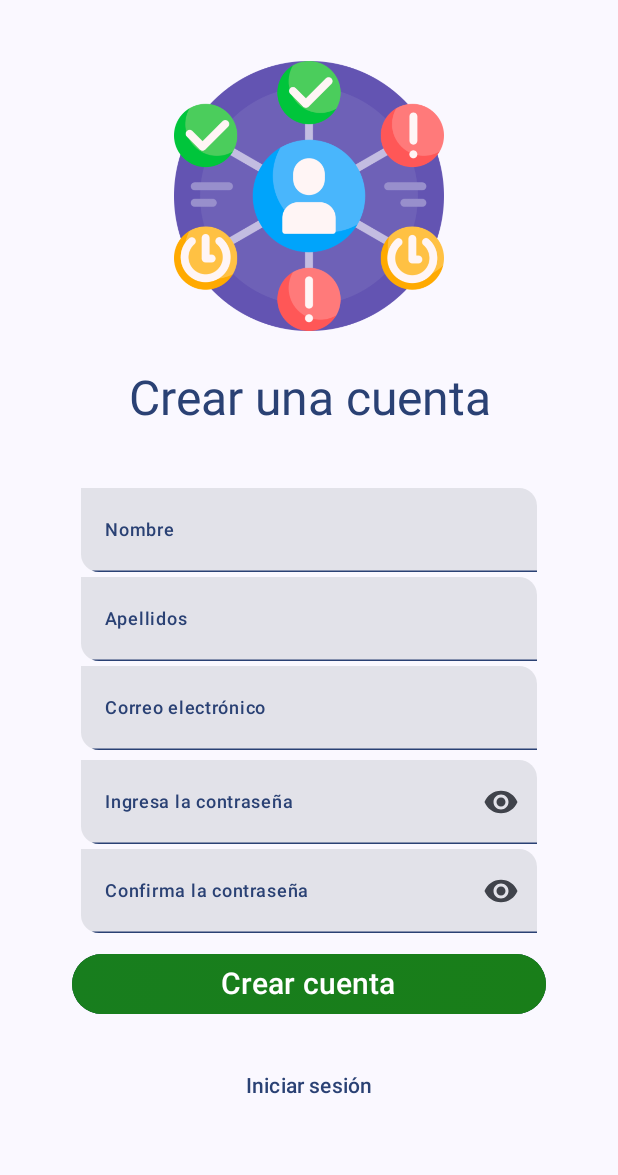
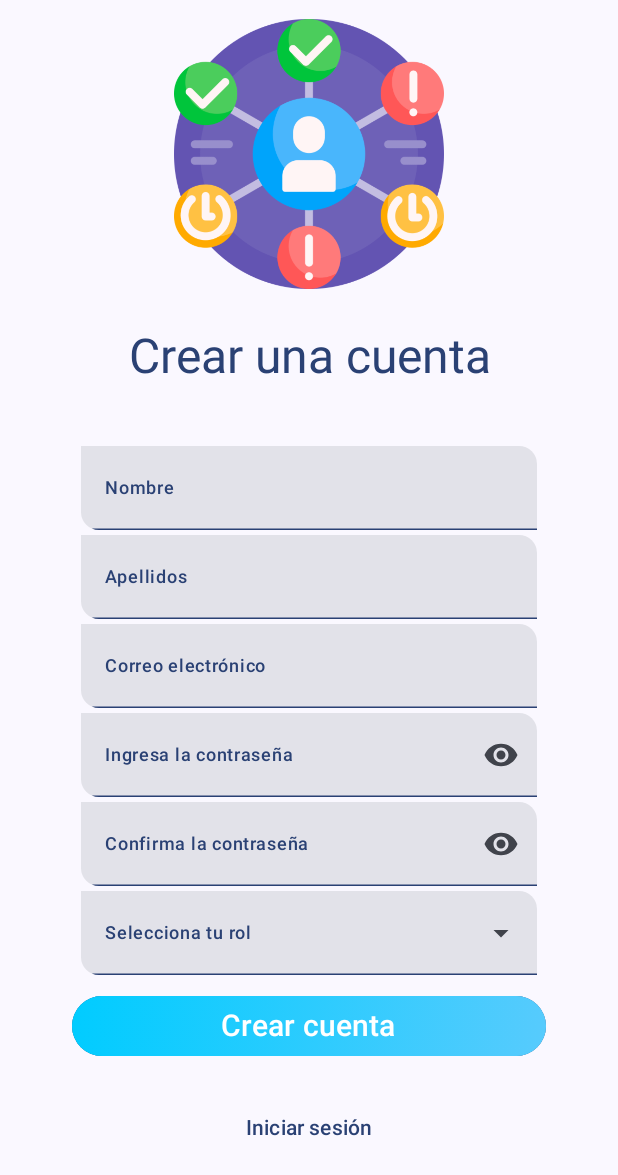
Before and after one commit to AlancitoPaladin/EduTec, an Android app built with Jetpack Compose: the screen it shows after launch (MainActivity), after a tap on "Regístrate ahora", on a phone screen of 412 x 824 dp. Shown: the top 1175 px of the screen. Run offline under Robolectric (Android 15) with nearby library versions, the phone set to English and light mode, and no system bars.

Commit message:
New changes of today

```diff
--- a/app/src/main/java/com/itsm/edutec/ui/theme/screens/register/ForgotPassword.kt
+++ b/app/src/main/java/com/itsm/edutec/ui/theme/screens/register/ForgotPassword.kt
@@ -105,7 +105,7 @@ fun ForgotPassword(navController: NavController) {
                             offset = offset,
                             blurRadius = 0.01f
                         ),
-                        fontWeight = FontWeight.Medium
+                        fontWeight = FontWeight.W300
                     )
                 )
 
--- a/app/src/main/java/com/itsm/edutec/ui/theme/screens/register/RegisterUser.kt
+++ b/app/src/main/java/com/itsm/edutec/ui/theme/screens/register/RegisterUser.kt
@@ -9,14 +9,18 @@ import androidx.compose.foundation.layout.fillMaxSize
 import androidx.compose.foundation.layout.fillMaxWidth
 import androidx.compose.foundation.layout.height
 import androidx.compose.foundation.layout.padding
+import androidx.compose.foundation.layout.size
 import androidx.compose.foundation.rememberScrollState
 import androidx.compose.foundation.shape.RoundedCornerShape
 import androidx.compose.foundation.text.KeyboardActions
 import androidx.compose.foundation.text.KeyboardOptions
 import androidx.compose.foundation.verticalScroll
 import androidx.compose.material.icons.Icons
+import androidx.compose.material.icons.filled.ArrowDropDown
 import androidx.compose.material.icons.filled.Visibility
 import androidx.compose.material.icons.filled.VisibilityOff
+import androidx.compose.material3.DropdownMenu
+import androidx.compose.material3.DropdownMenuItem
 import androidx.compose.material3.Icon
 import androidx.compose.material3.IconButton
 import androidx.compose.material3.MaterialTheme
@@ -27,6 +31,7 @@ import androidx.compose.material3.TextFieldDefaults
 import androidx.compose.runtime.Composable
 import androidx.compose.runtime.getValue
 import androidx.compose.runtime.mutableStateOf
+import androidx.compose.runtime.remember
 import androidx.compose.runtime.saveable.rememberSaveable
 import androidx.compose.runtime.setValue
 import androidx.compose.ui.Alignment
@@ -99,13 +104,15 @@ fun RegisterUser(navController: NavController) {
                     Spacer(modifier = Modifier.height(3.dp))
                 }
 
-                Spacer(modifier = Modifier.height(3.dp))
                 RegisterPassword()
 
                 Spacer(modifier = Modifier.height(3.dp))
                 RegisterPasswordConfirm()
 
-                val gradientColor = listOf(Color(0xFF187E1E), Color(0xFF197E19))
+                Spacer(modifier = Modifier.height(3.dp))
+                MinimalDropdownMenu()
+
+                val gradientColor = listOf(Color(0xFF00CCFF), Color(0xFF57CBFD))
                 val cornerRadius = 32.dp
 
                 Spacer(modifier = Modifier.height(10.dp))
@@ -230,6 +237,59 @@ fun RegisterPasswordConfirm() {
 }
 
 @Composable
+fun MinimalDropdownMenu() {
+    var value by rememberSaveable { mutableStateOf("") }
+    var expanded by remember { mutableStateOf(false) }
+
+    TextField(
+        value = value,
+        onValueChange = { value = it },
+        label = {
+            Text(
+                "Selecciona tu rol",
+                color = MaterialTheme.colorScheme.primary,
+                style = MaterialTheme.typography.labelMedium
+            )
+        },
+        shape = RoundedCornerShape(topEnd = 12.dp, bottomStart = 12.dp),
+        colors = TextFieldDefaults.colors(
+            focusedIndicatorColor = MaterialTheme.colorScheme.primary,
+            unfocusedIndicatorColor = MaterialTheme.colorScheme.primary
+        ),
+        trailingIcon = {
+            IconButton(onClick = { expanded = !expanded }) {
+                Icon(
+                    imageVector = Icons.Default.ArrowDropDown,
+                    contentDescription = "Dropdown Menu",
+                    modifier = Modifier.size(24.dp)
+                )
+            }
+
+            DropdownMenu(
+                expanded = expanded,
+                onDismissRequest = { expanded = false }
+            ) {
+                DropdownMenuItem(
+                    text = { Text("Alumno") },
+                    onClick = {
+                        value = "Alumno"
+                        expanded = false
+                    }
+                )
+                DropdownMenuItem(
+                    text = { Text("Maestro") },
+                    onClick = {
+                        value = "Maestro"
+                        expanded = false
+                    }
+                )
+            }
+        },
+        modifier = Modifier.fillMaxWidth(0.8f)
+    )
+}
+
+@Composable
 fun NavigateToLoginButton(navController: NavController) {
     TextButton(
         onClick = {
```
